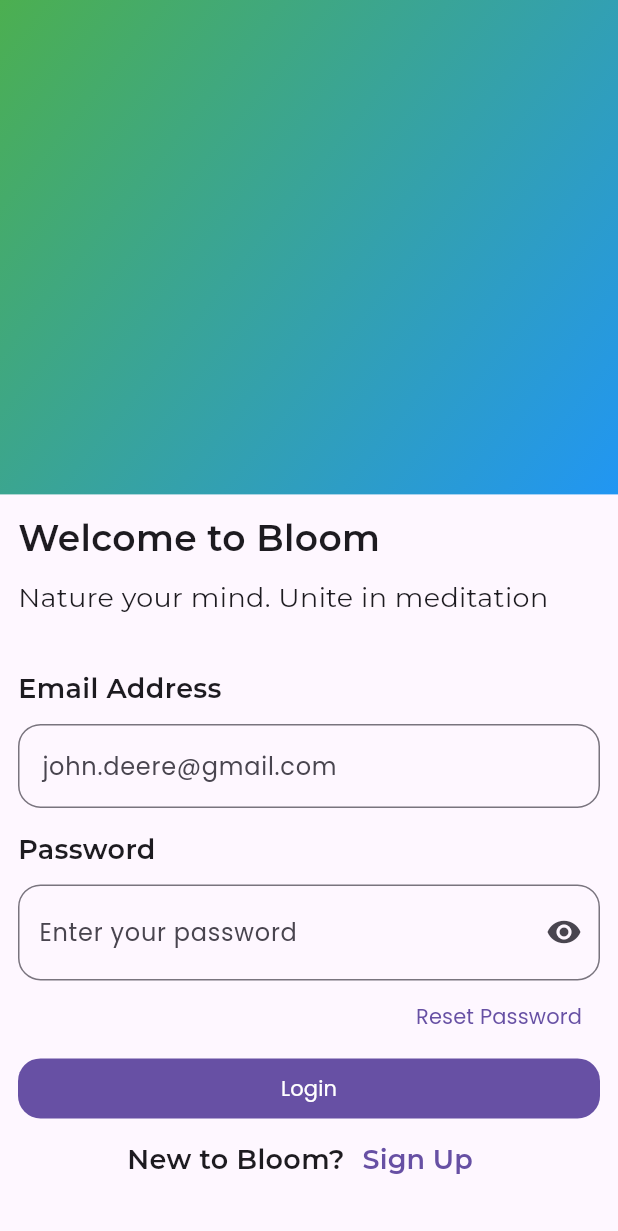
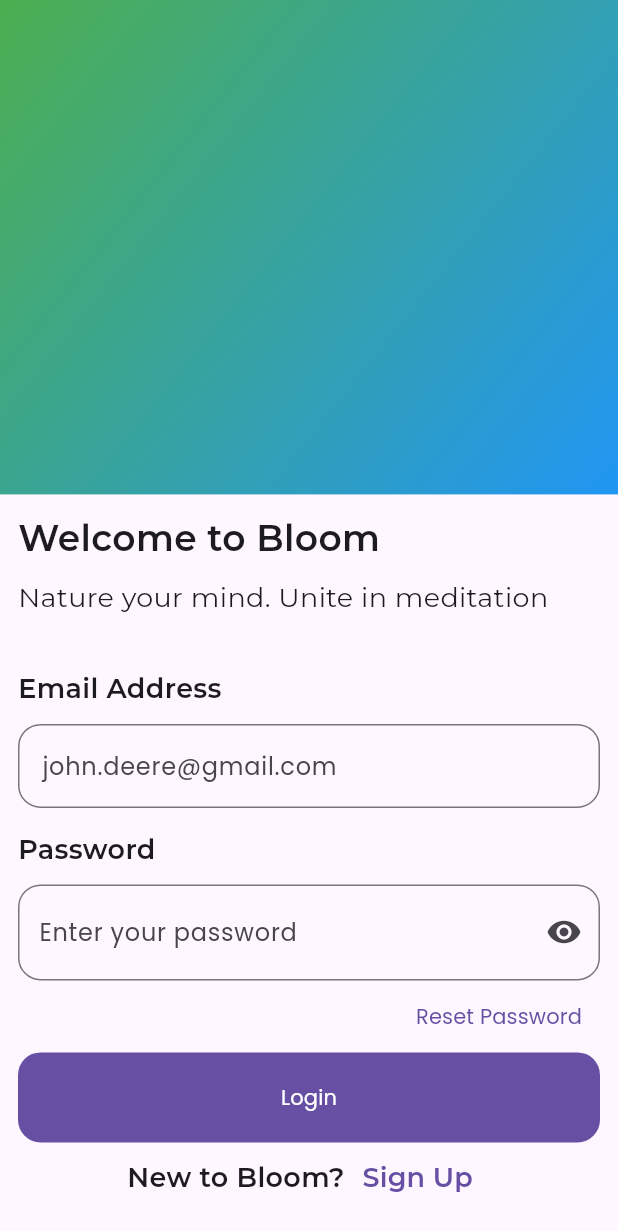
Before and after one commit to SamuelWorld20/e_commerce, a Flutter app: the screen it shows after launch, on a phone screen of 412 x 824 dp. Shown: the top 1231 px of the screen. Run offline on Flutter 3.47's test engine with Material 2 defaults, Android fonts, the phone set to English and light mode, and no system bars; our stand-ins replace google_fonts; missing offline and left inert: currency_symbols; key blocks and very long unbroken strings in the code were emptied for the run.

Commit message:
updated login screen

```diff
--- a/lib/screen/login_screen.dart
+++ b/lib/screen/login_screen.dart
@@ -109,11 +109,10 @@ class _LoginScreenState extends State<LoginScreen> {
                           width: double.infinity,
                           child: FilledButton(
                             style: FilledButton.styleFrom(
-                              shape: RoundedRectangleBorder(
-                                  borderRadius: BorderRadius.circular(15)),
-                              // padding: const EdgeInsets.symmetric(
-                              // vertical: 20, horizontal: 10),
-                            ),
+                                shape: RoundedRectangleBorder(
+                                    borderRadius: BorderRadius.circular(15)),
+                                padding: const EdgeInsets.symmetric(
+                                    vertical: 20, horizontal: 10)),
                             onPressed: () {},
                             child: const Text('Login'),
                           ),
```
